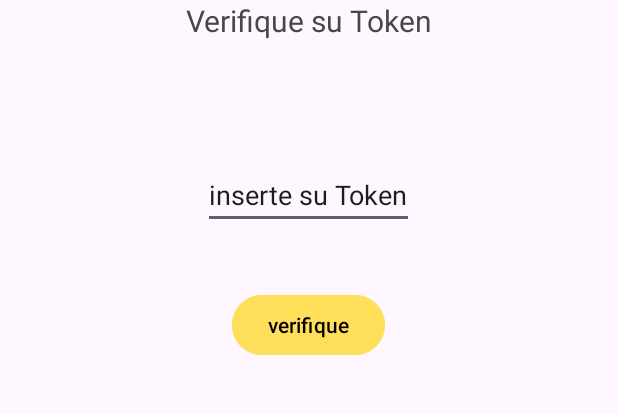
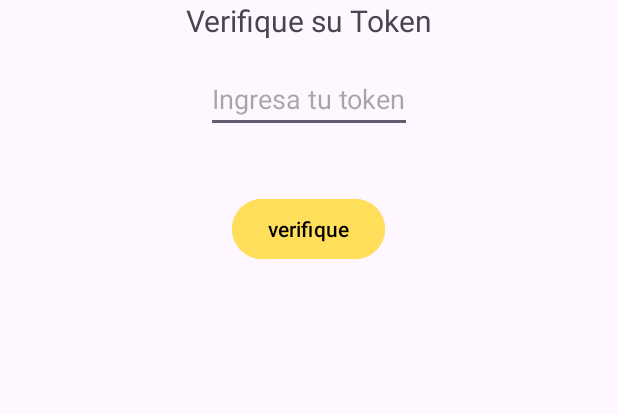
Before and after one commit to dabidgmz/App_integradora, an Android app: the verificar_token screen opened directly, with no data from a screen before it, on a phone screen of 412 x 824 dp, the part 300-714 px from its top. Run offline under Robolectric (Android 15) with nearby library versions, the phone set to English and light mode, and no system bars.

Commit message:
se agrego propiedades para tener limitaciones de texto en user register y verificacion token

```diff
--- a/app/src/main/res/layout/activity_user_register.xml
+++ b/app/src/main/res/layout/activity_user_register.xml
@@ -46,6 +46,7 @@
         android:inputType="number"
         android:minHeight="48dp"
         android:textColor="@color/black"
+        android:maxLength="10"
         android:textColorHint="#8D6E63" />
 
 
@@ -71,6 +72,7 @@
         android:hint="Matricula"
         android:inputType="number"
         android:minHeight="48dp"
+        android:maxLength="8"
         android:textColor="@color/black" />
 
     <Button
--- a/app/src/main/res/layout/activity_verificar_token.xml
+++ b/app/src/main/res/layout/activity_verificar_token.xml
@@ -25,14 +25,16 @@
 
     <EditText
         android:id="@+id/token"
-        android:layout_marginTop="80dp"
+        android:layout_marginTop="16dp"
         android:layout_width="wrap_content"
         android:layout_height="wrap_content"
         android:layout_centerHorizontal="true"
         android:layout_below="@id/txtver"
-        android:text="@string/inserte_su_token"
+        android:hint="Ingresa tu token"
         android:inputType="number"
-       />
+        android:maxLength="10"
+    android:text=""/>
+
 
     <Button
         android:id="@+id/btnverifique"
```
